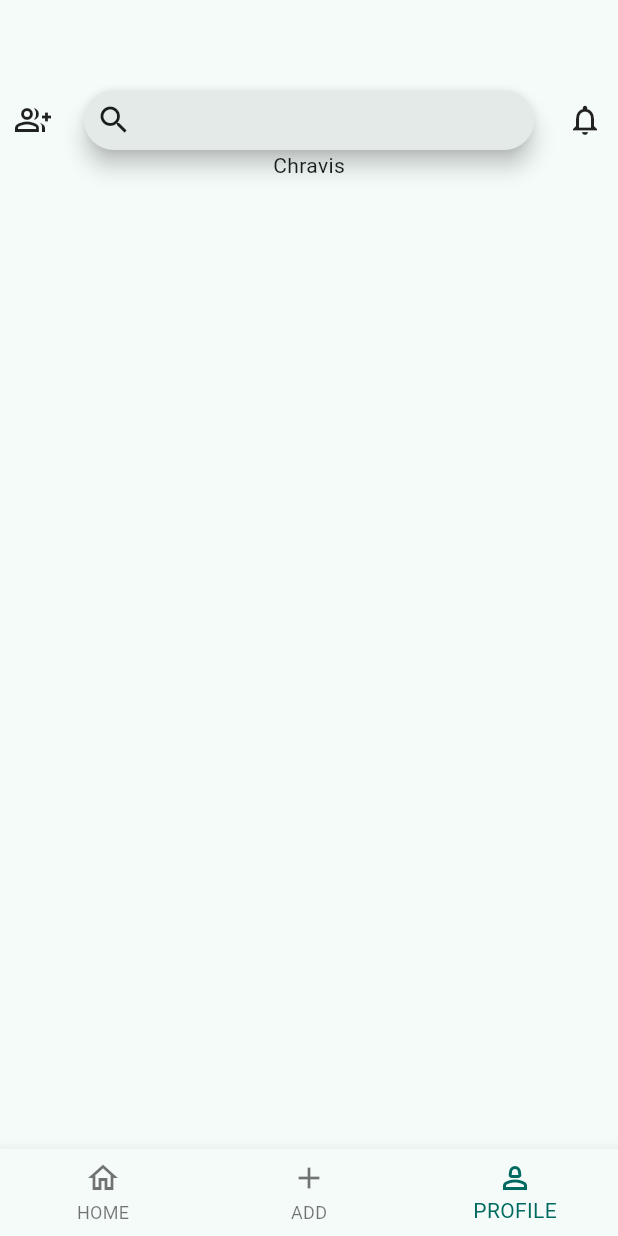
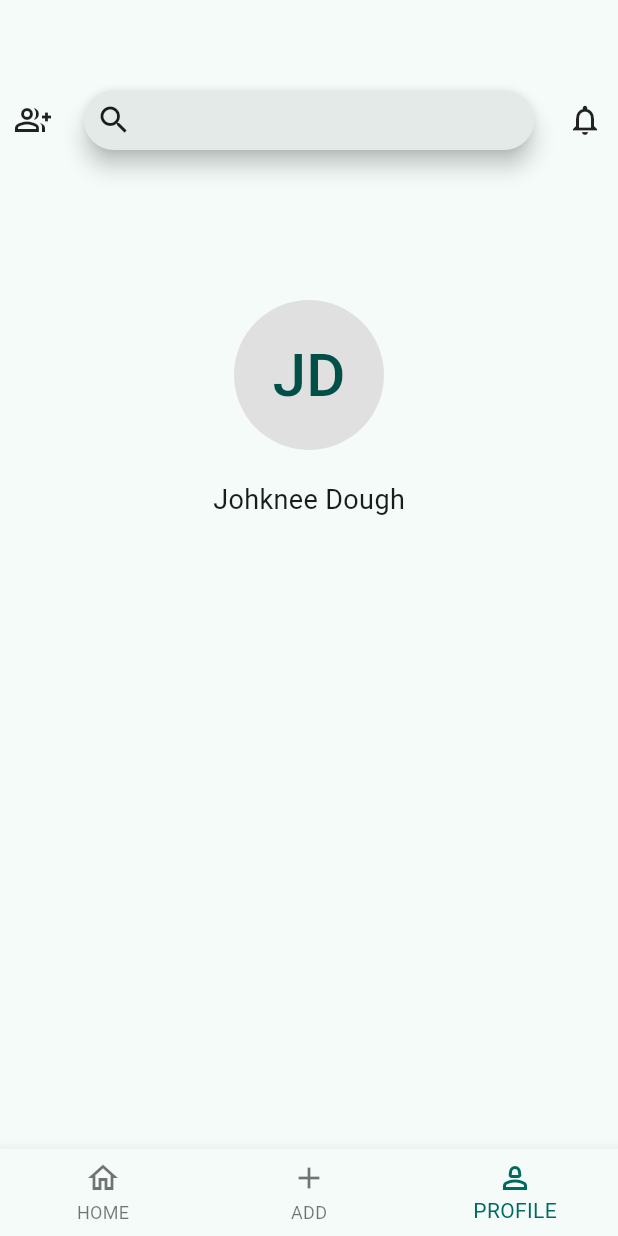
Before and after one commit to DANS-AUS/CHAT_APP_CLIENT, a Flutter app: the screen it shows after launch, item 3 of the bottom bar chosen, on a phone screen of 412 x 824 dp. Run offline on Flutter 3.47's test engine with Material 3 defaults, Android fonts, the phone set to English and light mode, and no system bars; our stand-ins replace chat_bubbles.

Commit message:
Added profile Avatar and username to the profile page.
Next update will be the switch to move between views.

```diff
--- a/lib/pages/profile.dart
+++ b/lib/pages/profile.dart
@@ -4,23 +4,45 @@ import '../components/top_nav.dart';
 
 class UserInfo {
   final String username;
+  final String fullName;
   final String authId;
 
-  UserInfo({required this.username, required this.authId});
+  UserInfo(
+      {required this.username, required this.fullName, required this.authId});
 }
 
 class ProfileView extends StatelessWidget {
   const ProfileView({super.key});
 
-  static final UserInfo currentUser =
-      UserInfo(username: 'Chravis', authId: 'a1b2c3');
+  static final UserInfo currentUser = UserInfo(
+      username: 'JohnDoe', fullName: 'Johknee Dough', authId: 'a1b2c3');
 
   @override
   Widget build(BuildContext context) {
     return Padding(
         padding: const EdgeInsets.fromLTRB(10, 60, 10, 0),
         child: Column(
-          children: [const TopNav(), Text(currentUser.username)],
+          children: [
+            const TopNav(),
+            const SizedBox(
+              height: 100,
+            ),
+            CircleAvatar(
+              backgroundColor: Colors.grey[300],
+              radius: 50,
+              child: const Text(
+                'JD',
+                style: TextStyle(fontSize: 40),
+              ),
+            ),
+            const SizedBox(
+              height: 20,
+            ),
+            Text(
+              currentUser.fullName,
+              style: const TextStyle(fontSize: 18),
+            )
+          ],
         ));
   }
 }
```
